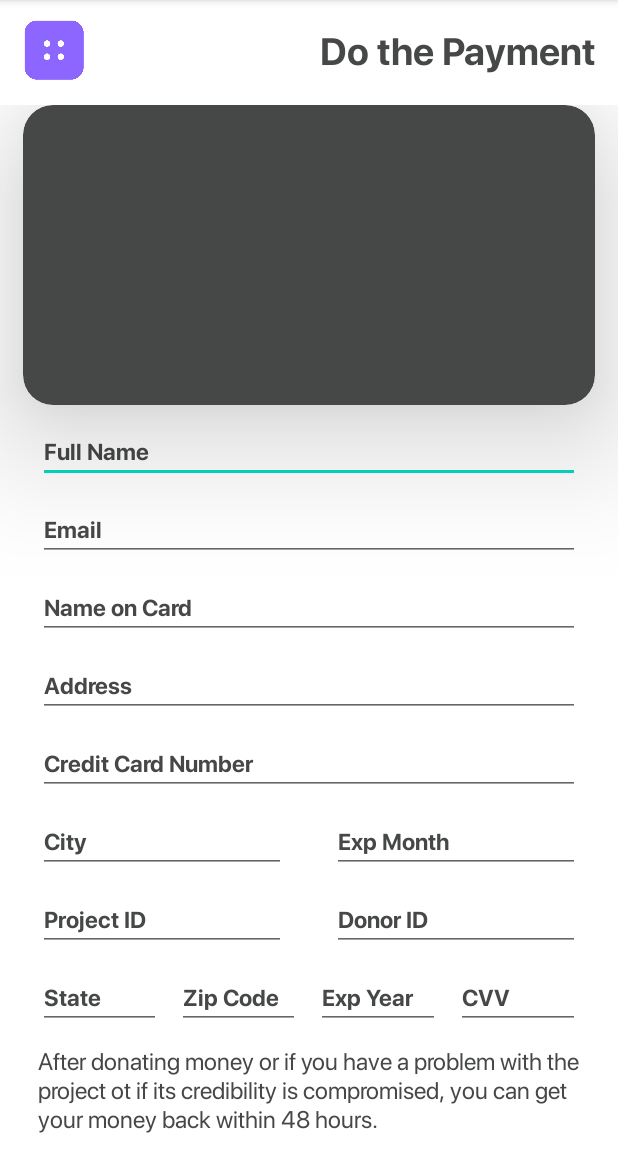
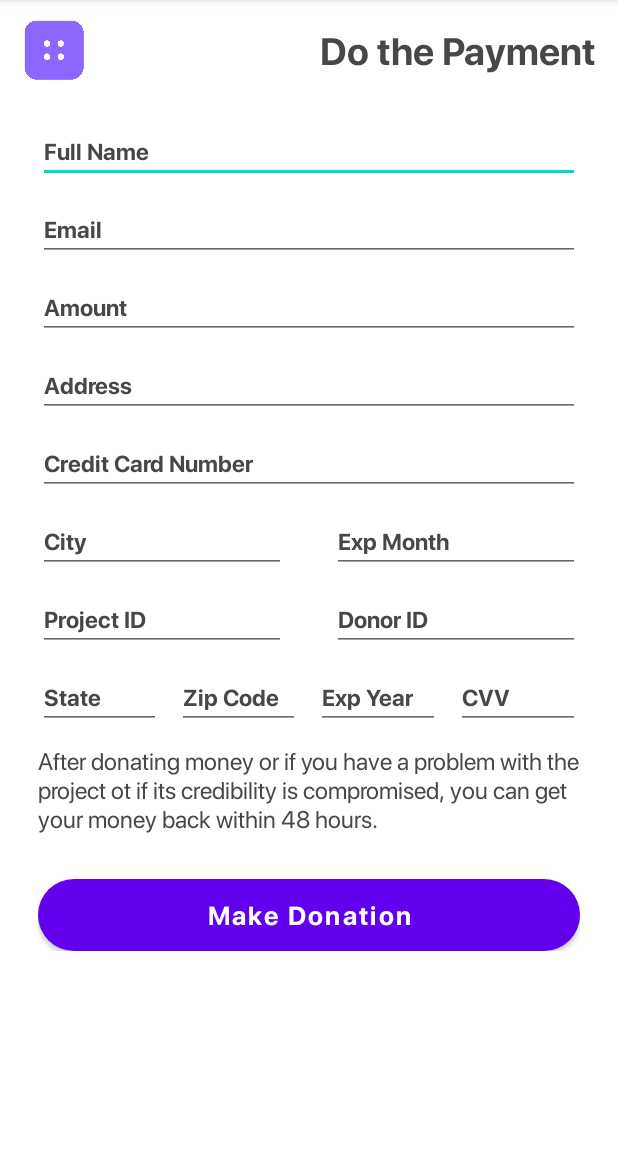
Before and after one commit to SandeepaViduranga/RaiseHandsMobile, an Android app: the user_donate screen opened directly, with no data from a screen before it, on a phone screen of 412 x 824 dp, the part 84-1236 px from its top. Run offline under Robolectric (Android 15) with nearby library versions, the phone set to English and light mode, and no system bars.

Commit message:
user make donation

```diff
--- a/app/src/main/java/com/example/raisehands/user_donate.java
+++ b/app/src/main/java/com/example/raisehands/user_donate.java
@@ -4,58 +4,57 @@ import androidx.appcompat.app.AppCompatActivity;
 
 import android.os.Bundle;
 import android.text.TextUtils;
+import android.util.Log;
 import android.view.View;
 import android.widget.EditText;
 import android.widget.Toast;
 
 import com.example.raisehands.BackgroundWorker.Backgroundworker;
+import com.example.raisehands.Modles.Project;
 
 import java.util.HashMap;
 
 public class user_donate extends AppCompatActivity {
-    private EditText txt_fullname, txt_email, txt_Namecard, txtAddress, txtCardnum, txtCity, txtExpmonth, txt_project_ID, txt_Donor_ID, txtState, txtZip, txt_Expyear, txt_CVV;
-
+    private EditText txt_fullname, txt_email, txt_Amount, txtAddress, txtCardnum, txtCity, txtExpmonth, txtState, txtZip, txt_Expyear, txt_CVV;
+    private Project project;
     @Override
     protected void onCreate(Bundle savedInstanceState) {
         super.onCreate(savedInstanceState);
         setContentView(R.layout.activity_user_donate);
 
+        if(getIntent().getExtras() != null) {
+            project = (Project) getIntent().getSerializableExtra("ProjectObj");
+        }
+
         txt_fullname = (EditText) findViewById(R.id.full_name);
         txt_email = (EditText) findViewById(R.id.email);
-        txt_Namecard = (EditText) findViewById(R.id.name_on_card);
+        txt_Amount = (EditText) findViewById(R.id.name_on_card);
         txtAddress = (EditText) findViewById(R.id.address);
         txtCardnum = (EditText) findViewById(R.id.card_number);
         txtCity = (EditText) findViewById(R.id.city);
         txtExpmonth = (EditText) findViewById(R.id.exp_month);
-        txt_project_ID = (EditText) findViewById(R.id.project_id);
-        txt_Donor_ID = (EditText) findViewById(R.id.donor_id);
         txtState = (EditText) findViewById(R.id.state);
         txtZip = (EditText) findViewById(R.id.zip_code);
         txt_Expyear = (EditText) findViewById(R.id.exp_year);
         txt_CVV = (EditText) findViewById(R.id.password_user);
     }
 
-    public void registration(View view) {
+    public void makeADonation(View view) {
         String FullName = txt_fullname.getText().toString();
         String Email = txt_email.getText().toString();
-        String Name_on_card = txt_Namecard.getText().toString();
+        String Amount = txt_Amount.getText().toString();
         String Address = txtAddress.getText().toString();
         String Card_number = txtCardnum.getText().toString();
         String City = txtCity.getText().toString();
         String Exp_month = txtExpmonth.getText().toString();
-        String Project_ID = txt_project_ID.getText().toString();
-        String Donor_ID = txt_Donor_ID.getText().toString();
-        String State = txtState.getText().toString();
-        String Zip_code = txtZip.getText().toString();
-        String ExpYear = txt_Expyear.getText().toString();
-        String CVV = txt_CVV.getText().toString();
 
-        if (!(TextUtils.isEmpty(FullName) && TextUtils.isEmpty(Email) && TextUtils.isEmpty(Project_ID) && TextUtils.isEmpty(Email) && TextUtils.isEmpty(Donor_ID) && TextUtils.isEmpty(Address))) {
+        if (!(TextUtils.isEmpty(FullName) && TextUtils.isEmpty(Email) && TextUtils.isEmpty(Amount) && TextUtils.isEmpty(Amount) && TextUtils.isEmpty(Address))) {
             HashMap<String, String> param = new HashMap<String, String>();
             param.put("type", "addDonation");
             param.put("FullName", FullName);
-            param.put("Project_ID", Project_ID);
-            param.put("Donor_ID", Donor_ID);
+            param.put("Project_ID", project.getProject_ID());
+            param.put("Donor_ID", "11");
+            param.put("Amount",Amount);
             //name email nic age phone gender Password
             Backgroundworker backgroundworker = new Backgroundworker(user_donate.this);
             backgroundworker.execute(param);
@@ -65,5 +64,7 @@ public class user_donate extends AppCompatActivity {
     }
 
     public void displayName(String result) {
+        Log.i("result",result);
+        Toast.makeText(user_donate.this, "Donation Complete!", Toast.LENGTH_SHORT).show();
     }
 }
--- a/app/src/main/res/layout/activity_user_donate.xml
+++ b/app/src/main/res/layout/activity_user_donate.xml
@@ -45,23 +45,6 @@
             android:orientation="vertical"
             android:paddingBottom="20dp">
 
-            <androidx.cardview.widget.CardView
-                android:layout_width="match_parent"
-                android:layout_height="wrap_content"
-                android:layout_marginLeft="15dp"
-                android:layout_marginRight="15dp"
-                android:orientation="vertical"
-                app:cardBackgroundColor="@color/grey2"
-                app:cardCornerRadius="20dp"
-                app:cardElevation="50dp">
-
-                <ImageView
-                    android:layout_width="match_parent"
-                    android:layout_height="200dp"
-                    android:scaleType="centerCrop"/>
-
-            </androidx.cardview.widget.CardView>
-
             <LinearLayout
                 android:layout_width="match_parent"
                 android:layout_height="wrap_content"
@@ -100,8 +83,8 @@
                     android:layout_width="match_parent"
                     android:layout_height="wrap_content"
                     android:fontFamily="@font/sf_pro_bold"
-                    android:hint="Name on Card"
-                    android:inputType="text"
+                    android:hint="Amount"
+                    android:inputType="number"
                     android:textColor="@color/grey2"
                     android:textColorHint="@color/grey2"
                     android:textSize="15sp"
@@ -274,13 +257,14 @@
                     android:textColor="@color/grey2"/>
 
                 <Button
+                    android:onClick="makeADonation"
                     android:id="@+id/User_Payments"
                     android:layout_width="match_parent"
                     android:layout_height="wrap_content"
                     android:layout_marginTop="30dp"
                     android:background="@drawable/button_white"
                     android:fontFamily="@font/sf_pro_bold"
-                    android:text="Continue to Checkout"
+                    android:text="Make Donation"
                     android:textAllCaps="false"
                     android:textColor="@color/white"
                     android:textSize="17sp" />
```
